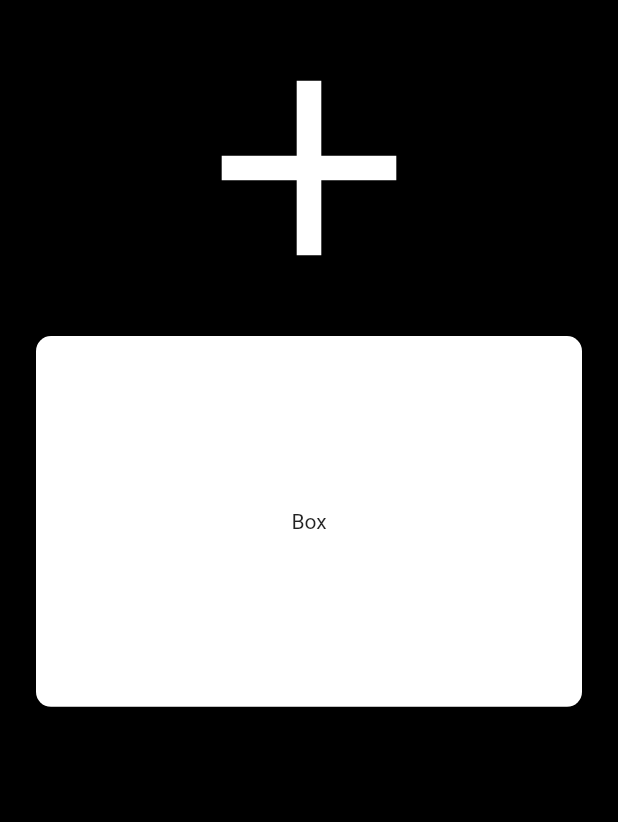
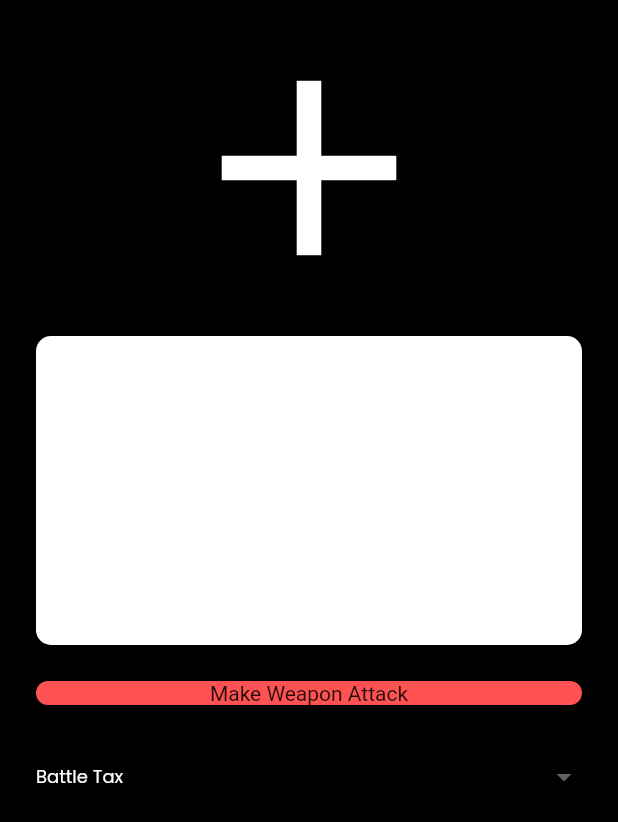
Before and after one commit to grandbigmac/chris_dnd_assistant, a Flutter app: the screen it shows after launch, on a phone screen of 412 x 824 dp. Shown: the top 822 px of the screen. Run offline on Flutter 3.47's test engine with Material 2 defaults, Android fonts, the light colour scheme and no system bars; our stand-ins replace google_fonts, page_transition.

Commit message:
Began implementing weapons

```diff
--- /dev/null
+++ b/lib/Models/dice.dart
@@ -0,0 +1,22 @@
+import 'dart:math';
+
+import 'package:flutter/cupertino.dart';
+
+import '../Resources/widgets.dart';
+
+class Dice {
+  int sides;
+
+  Dice ({
+    required this.sides,
+  });
+
+  int rollDice() {
+    var rand = Random();
+    return rand.nextInt(sides + 1);
+  }
+
+  Widget showDice() {
+    return tempDice(rollDice());
+  }
+}
--- /dev/null
+++ b/lib/Models/weapon.dart
@@ -0,0 +1,42 @@
+import 'dart:developer';
+
+import 'package:chris_dnd_assistant/Resources/text_styles.dart';
+import 'package:flutter/cupertino.dart';
+
+import '../Resources/widgets.dart';
+import 'Dice.dart';
+
+class Weapon {
+  String weaponName;
+  List<int> damageDice;
+  List<String> damageTypes;
+  //List<Dice> diceList;
+
+  Weapon({
+    required this.weaponName,
+    required this.damageDice,
+    required this.damageTypes,
+    //required this.diceList,
+  });
+
+  List<Widget> attack(bool raging, bool? advantage, int modifier) {
+    List<Widget> diceList = [];
+    //damageDice[i] needs to be used to create a dice and then roll it
+
+    for (int i = 0; i < damageDice.length; i++) {
+      diceList.add(
+        Column(
+          children: [
+            tempDice(damageDice[i]),
+            Text(
+              damageTypes[i],
+              style: contentText,
+            )
+          ],
+        )
+      );
+    }
+
+    return diceList;
+  }
+}
--- a/lib/Resources/widgets.dart
+++ b/lib/Resources/widgets.dart
@@ -1,5 +1,7 @@
 import 'package:flutter/cupertino.dart';
 import 'package:flutter/material.dart';
+
+import 'colours.dart';
 
 Widget heroWidget() {
   return const Hero(
@@ -7,3 +9,33 @@ Widget heroWidget() {
       child: Icon(Icons.add, color: Colors.white, size: 200)
   );
 }
+
+Widget buttonTemplate(Widget widget) {
+  return Padding(
+    padding: const EdgeInsets.all(12.0),
+    child: Container(
+      width: double.infinity,
+      decoration: BoxDecoration(
+        borderRadius: BorderRadius.circular(15),
+        color: containerColour,
+      ),
+      child: widget,
+    ),
+  );
+}
+
+Widget tempDice(int rollResult) {
+  return Container(
+    height: 50,
+    width: 50,
+    decoration: BoxDecoration(
+      borderRadius: BorderRadius.circular(15),
+      border: Border.all(color: Colors.black, width: 2),
+    ),
+    child: Center(
+      child: Text(
+        rollResult.toString(),
+      ),
+    ),
+  );
+}
--- a/lib/Views/select_action.dart
+++ b/lib/Views/select_action.dart
@@ -1,5 +1,7 @@
 import 'dart:developer';
 import 'dart:math' as m;
+import 'package:chris_dnd_assistant/Models/weapon.dart';
+import 'package:chris_dnd_assistant/Resources/colours.dart';
 import 'package:chris_dnd_assistant/Resources/text_styles.dart';
 import 'package:chris_dnd_assistant/Resources/widgets.dart';
 import 'package:flutter/cupertino.dart';
@@ -7,6 +9,8 @@ import 'package:flutter/material.dart';
 import 'package:flutter/scheduler.dart';
 import 'package:flutter/services.dart';
 import 'package:page_transition/page_transition.dart';
+
+import '../Models/dice.dart';
 
 class ChooseAttack extends StatefulWidget {
   const ChooseAttack({super.key,});
@@ -54,33 +58,101 @@ class ChooseAttack extends StatefulWidget {
 ///     Potentially make a small skills/ saving throws roller for him too
 
 class _ChooseAttackState extends State<ChooseAttack> with SingleTickerProviderStateMixin {
+  //This set of variables could be moved into their own dart file eventually
+  //List to hold the dice that should be rolled
+  List<Widget> diceList = [];
+  //List of weapons his character has
+  List<Weapon> weaponList = [
+    Weapon(weaponName: 'Battle Tax', damageDice: [8, 8], damageTypes: ['Slashing', 'Slashing']),
+    Weapon(weaponName: 'Greataxe', damageDice: [8, 8], damageTypes: ['Slashing', 'Slashing']),
+  ];
+  //The list for the drop down weapon selector, list is populated at runtime
+  List<DropdownMenuItem<Weapon>> weaponDropdownList = [];
+  //Default selected weapon is first weapon in the dropdownmenuitem list
+  late Weapon selectedWeapon;
 
   @override
   void initState() {
+    weaponDropdownList = populateWeaponDropdown(weaponList);
+    selectedWeapon = weaponList[0];
     super.initState();
   }
-
-  @override
-  Widget build(BuildContext context) {
-
-    //We reset the timeDilation back to default
-    timeDilation = 1;
 
   Widget recentRollWindow() {
     return Padding(
       padding: const EdgeInsets.all(12.0),
       child: Container(
-          width: double.infinity, height: MediaQuery.of(context).size.height * 0.3,
+          width: double.infinity, height: MediaQuery.of(context).size.height * 0.25,
           decoration: BoxDecoration(
             borderRadius: BorderRadius.circular(10),
             color: Colors.white,
           ),
+          child: Row(
+              crossAxisAlignment: CrossAxisAlignment.center,
+              mainAxisAlignment: MainAxisAlignment.spaceEvenly,
+              children: diceList
+          )
+      ),
+    );
+  }
+
+  Widget testDiceRoll() {
+    return InkWell(
+      onTap: () {
+        setState(() {
+          Dice dice = Dice(sides: 20);
+          diceList.add(dice.showDice());
+        });
+      },
       child: Center(
-            child: Text('Box'),
+        child: Padding(
+          padding: const EdgeInsets.all(12.0),
+          child: Text('Press Me', style: contentText),
         ),
       ),
     );
   }
+
+  Widget makeWeaponAttack() {
+    return InkWell(
+      onTap: () {
+        //Call attack method on weapon
+        setState(() {
+          diceList = selectedWeapon.attack(false, false, 0);
+        });
+      },
+      child: buttonTemplate(
+        const Center(
+          child: Text(
+            'Make Weapon Attack',
+          ),
+        ),
+      ),
+    );
+  }
+
+  Widget weaponSelectDropDown() {
+    return Padding(
+      padding: const EdgeInsets.all(12.0),
+      child: DropdownButtonFormField<Weapon>(
+        items: weaponDropdownList,
+        value: selectedWeapon,
+        onChanged: (value) {
+          setState(() {
+            selectedWeapon = value!;
+          });
+        },
+        style: contentText,
+        dropdownColor: bgColour,
+      )
+    );
+  }
+
+  @override
+  Widget build(BuildContext context) {
+    //We reset the timeDilation back to default
+    timeDilation = 1;
+
 
     return Scaffold(
       resizeToAvoidBottomInset: true,
@@ -91,9 +163,21 @@ class _ChooseAttackState extends State<ChooseAttack> with SingleTickerProviderSt
           children: [
             heroWidget(),
             recentRollWindow(),
+            makeWeaponAttack(),
+            weaponSelectDropDown()
           ],
         ),
       ),
     );
   }
 }
+
+List<DropdownMenuItem<Weapon>> populateWeaponDropdown(List<Weapon> list) {
+  List<DropdownMenuItem<Weapon>> result = [];
+
+  for (Weapon i in list) {
+    result.add(DropdownMenuItem(value: i, child: Text(i.weaponName)));
+  }
+
+  return result;
+}
```
Lines whose indentation alone changed are shown as unchanged.
